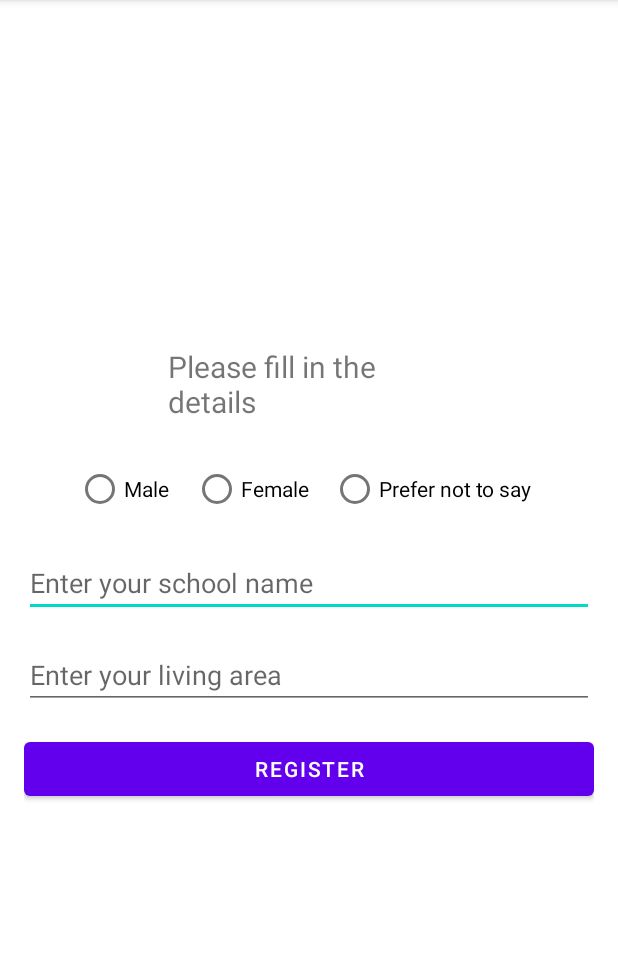
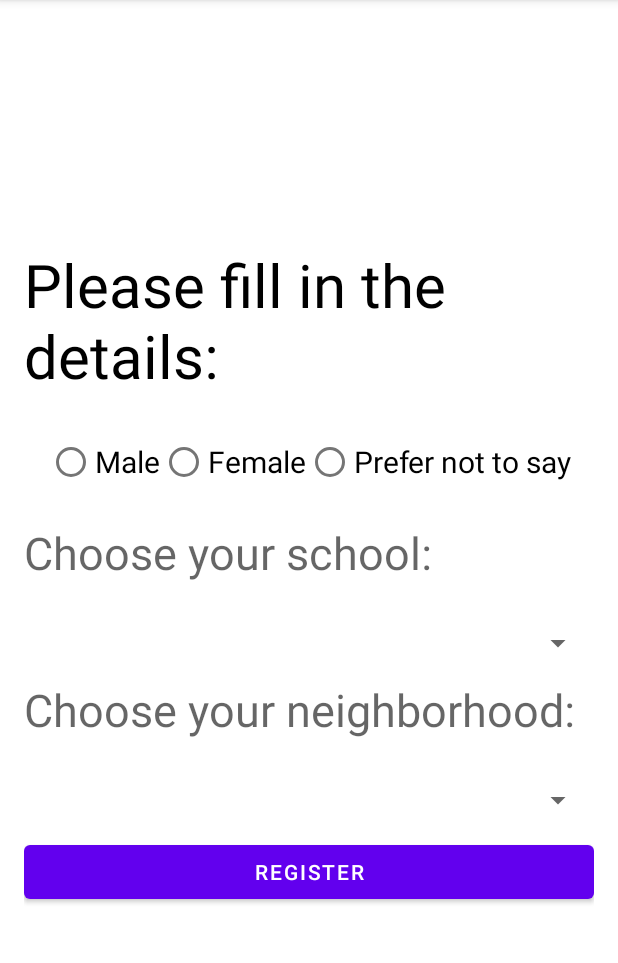
Before and after one commit to TrazelDev/wpi-project, an Android app: the screen it shows after launch (RegistrationActivity), on a phone screen of 412 x 824 dp, the part 84-1047 px from its top. Run offline under Robolectric (Android 15) with nearby library versions, the phone set to English and light mode, and no system bars; libraries missing offline, so code that uses them is left out: io.realm, io.realm.mongodb, org.bson.types.

Commit message:
UserDoc upload and layout changes

```diff
--- a/app/src/main/java/com/example/traffictracker/RegistrationActivity.java
+++ b/app/src/main/java/com/example/traffictracker/RegistrationActivity.java
@@ -1,17 +1,35 @@
 package com.example.traffictracker;
 
+import androidx.annotation.NonNull;
 import androidx.appcompat.app.AppCompatActivity;
 import android.app.AlertDialog;
 import android.content.DialogInterface;
 
 import android.content.Intent;
 import android.content.SharedPreferences;
+import android.content.res.Resources;
 import android.os.Bundle;
+import android.util.Log;
 import android.view.View;
 import android.widget.EditText;
 import android.widget.RadioButton;
 import android.widget.RadioGroup;
+import android.widget.Spinner;
 import android.widget.Toast;
+
+import org.bson.types.ObjectId;
+
+import java.util.concurrent.ExecutorService;
+import java.util.concurrent.Executors;
+import java.util.concurrent.FutureTask;
+
+import io.realm.Realm;
+import io.realm.RealmList;
+import io.realm.mongodb.App;
+import io.realm.mongodb.AppConfiguration;
+import io.realm.mongodb.Credentials;
+import io.realm.mongodb.User;
+import io.realm.mongodb.sync.SyncConfiguration;
 
 public class RegistrationActivity extends AppCompatActivity {
 
@@ -22,18 +40,20 @@ public class RegistrationActivity extends AppCompatActivity {
 
     private static final String LIVING_AREA_ = "livingArea";
     private RadioGroup radioGroupGender;
-    private EditText editTextSchool, editTextLivingArea;
+    private Spinner schools, neighborhoods;
+    private App app;
+
     @Override
     protected void onCreate(Bundle savedInstanceState) {
         super.onCreate(savedInstanceState);
         setContentView(R.layout.activity_registration);
         radioGroupGender = findViewById(R.id.radioGroupGender);
-        editTextSchool = findViewById(R.id.editTextSchool);
-        editTextLivingArea = findViewById(R.id.editTextLivingArea);
+        schools = findViewById(R.id.school_list);
+        neighborhoods = findViewById(R.id.neighbor_list);
         load_Data();
         //checks if all the registration data isn't at its default value
-        if((radioGroupGender.getCheckedRadioButtonId() != -1) && !(editTextSchool.getText().toString().equals(""))
-                && !(editTextLivingArea.getText().toString().equals("")))
+        if((radioGroupGender.getCheckedRadioButtonId() != -1) && !(schools.getSelectedItemPosition() == Spinner.INVALID_POSITION)
+                && !(neighborhoods.getSelectedItemPosition() == Spinner.INVALID_POSITION))
         {
             Intent intent = new Intent(RegistrationActivity.this, MainActivity.class);
             startActivity(intent);
@@ -54,18 +74,47 @@ public class RegistrationActivity extends AppCompatActivity {
 
         SharedPreferences.Editor editor = sp.edit();
         editor.putInt(GENDER_INDEX_,radioGroupGender.indexOfChild(findViewById(radioGroupGender.getCheckedRadioButtonId())));
-        editor.putString(SCHOOL_, editTextSchool.getText().toString());
-        editor.putString(LIVING_AREA_, editTextLivingArea.getText().toString());
-        editor.commit();
+        editor.putInt(SCHOOL_, schools.getSelectedItemPosition());
+        editor.putInt(LIVING_AREA_, neighborhoods.getSelectedItemPosition());
+        editor.apply();
+
+
+        //database stuff
+        connectToRealm();
+        Realm realm = Realm.getDefaultInstance();
+
+        try (realm) {
+            realm.beginTransaction();
+
+            UserDoc userDoc = new UserDoc();
+            userDoc.set_id(ObjectId.get());
+            String gender = ((RadioButton)(findViewById(radioGroupGender.getCheckedRadioButtonId()))).getText().toString();
+            userDoc.setGender(gender);
+
+            Resources res = getResources();
+            String[] schoolArr = res.getStringArray(R.array.schools);
+            userDoc.setSchool(schoolArr[schools.getSelectedItemPosition()]);
+
+            String[] neighborArr = res.getStringArray(R.array.neighborhoods);
+            userDoc.setNeighborhood(neighborArr[neighborhoods.getSelectedItemPosition()]);
+
+            realm.insert(userDoc);
+            realm.commitTransaction();
+
+        } catch (Exception e) {
+            Log.e("SHIT", "Couldn't save user: \n" + e);
+            realm.cancelTransaction();
+        }
+        finally {
+            realm.close();
+        }
 
         // User input is valid, so show a pop-up window with a success message and a button to proceed to the main activity
         AlertDialog.Builder builder = new AlertDialog.Builder(this);
         builder.setMessage("Registration successful!")
-                .setPositiveButton("OK", new DialogInterface.OnClickListener() {
-                    public void onClick(DialogInterface dialog, int id) {
-                        Intent intent = new Intent(RegistrationActivity.this, MainActivity.class);
-                        startActivity(intent);
-                    }
+                .setPositiveButton("OK", (dialog, id) -> {
+                    Intent intent = new Intent(RegistrationActivity.this, MainActivity.class);
+                    startActivity(intent);
                 });
         AlertDialog dialog = builder.create();
         dialog.show();
@@ -77,8 +126,51 @@ public class RegistrationActivity extends AppCompatActivity {
         if(genderIndex != -1)
             ((RadioButton)radioGroupGender.getChildAt(genderIndex)).setChecked(true);
 
-        editTextSchool.setText(sp.getString(SCHOOL_, null));
-        editTextLivingArea.setText(sp.getString(LIVING_AREA_, null));
+        schools.setSelection(sp.getInt(SCHOOL_, Spinner.INVALID_POSITION));
+        neighborhoods.setSelection(sp.getInt(LIVING_AREA_, Spinner.INVALID_POSITION));
+    }
+
+    private void connectToRealm() {
+
+        Realm.init(this);
+        String appID = "realmsyncapp-flfge";
+        app = new App(new AppConfiguration.Builder(appID)
+                .build());
+
+        Credentials credentials = Credentials.anonymous();
+        app.loginAsync(credentials, result -> {
+            if (result.isSuccess()) {
+                Log.v("QUICKSTART", "Successfully authenticated anonymously.");
+                User user = result.get();
+                SyncConfiguration config = new SyncConfiguration.Builder(
+                        user)
+                        .schemaVersion(3)
+                        .modules(new newRealmModule())
+                        .build();
+                Realm.getInstanceAsync(config, new Realm.Callback() {
+                    @Override
+                    public void onSuccess(@NonNull Realm realm) {
+                        Log.v("TEST", "Successfully opened a realm.");
+                        Log.v("Realm", "Realm Path: " + realm.getPath());
+
+                    }
+
+                });
+                FutureTask<String> task = new FutureTask<>(new MainActivity.BackgroundQuickStart(app.currentUser()), "test");
+                ExecutorService executorService = Executors.newFixedThreadPool(2);
+                executorService.execute(task);
+                Realm.setDefaultConfiguration(config);
+                Log.v("Realm", "Realm Schema: " + Realm.getDefaultInstance().getSchema());
+
+
+
+            }
+
+            else {
+                Log.e("EXAMPLE", "Failed to log in: " + result.getError().getErrorMessage());
+            }
+        });
+
     }
 
 }
--- a/app/src/main/res/layout/activity_registration.xml
+++ b/app/src/main/res/layout/activity_registration.xml
@@ -15,11 +15,12 @@
 
     <TextView
         android:id="@+id/textViewDetails"
-        android:layout_width="188dp"
-        android:layout_height="55dp"
-        android:layout_marginBottom="16dp"
-        android:text="Please fill in the details"
-        android:textSize="20sp"
+        android:layout_width="wrap_content"
+        android:layout_height="wrap_content"
+        android:layout_marginBottom="20dp"
+        android:text="Please fill in the details:"
+        android:textSize="40sp"
+        android:textColor="@color/black"
         />
 
     <RadioGroup
@@ -31,39 +32,59 @@
 
         <RadioButton
             android:id="@+id/radioButtonMale"
-            android:layout_width="78dp"
+            android:layout_width="wrap_content"
             android:layout_height="match_parent"
-            android:text="Male" />
+            android:text="Male"
+            android:textSize="20sp"/>
 
         <RadioButton
             android:id="@+id/radioButtonFemale"
-            android:layout_width="92dp"
+            android:layout_width="wrap_content"
             android:layout_height="match_parent"
-            android:text="Female" />
+            android:text="Female"
+            android:textSize="20sp"/>
 
         <RadioButton
             android:id="@+id/radioButtonNotSay"
-            android:layout_width="140dp"
+            android:layout_width="wrap_content"
             android:layout_height="match_parent"
-            android:text="Prefer not to say" />
+            android:text="Prefer not to say"
+            android:textSize="20sp"/>
 
     </RadioGroup>
 
-    <!-- School input field -->
-    <EditText
-        android:id="@+id/editTextSchool"
+    <!-- School text -->
+    <TextView
+        android:id="@+id/school_text"
         android:layout_width="match_parent"
         android:layout_height="wrap_content"
-        android:hint="Enter your school name"
-        android:layout_marginBottom="16dp"/>
+        android:hint="@string/school_string"
+        android:layout_marginBottom="16dp"
+        android:textSize="30sp"/>
 
-    <!-- Living area input field -->
-    <EditText
-        android:id="@+id/editTextLivingArea"
+    <!-- School dropdown menu -->
+    <Spinner
+        android:id="@+id/school_list"
+        android:layout_width="match_parent"
+        android:layout_height="48dp"
+        />
+
+    <!-- School text -->
+    <TextView
+        android:id="@+id/neighbor_text"
         android:layout_width="match_parent"
         android:layout_height="wrap_content"
-        android:hint="Enter your living area"
-        android:layout_marginBottom="16dp"/>
+        android:hint="@string/neighbor_string"
+        android:layout_marginBottom="16dp"
+        android:textSize="30sp"/>
+
+    <!-- Neighborhood dropdown menu -->
+    <Spinner
+        android:id="@+id/neighbor_list"
+        android:layout_width="match_parent"
+        android:layout_height="48dp"
+
+        />
 
     <!-- Register button -->
     <Button
--- a/app/src/main/res/values/strings.xml
+++ b/app/src/main/res/values/strings.xml
@@ -1,3 +1,17 @@
 <resources>
     <string name="app_name">Traffic Tracker</string>
+    <string name="school_string">Choose your school: </string>
+    <string name="neighbor_string">Choose your neighborhood:</string>
+    <string-array name="schools">
+        <item>Ort Kramim</item>
+        <item>Ort Psagot</item>
+    </string-array>
+    <string-array name="neighborhoods">
+        <item>Rabin</item>
+        <item>Giv'at Ram</item>
+        <item>Makosh</item>
+        <item>Ma'aravit</item>
+        <item>Dromit</item>
+        <item>HaGalil</item>
+    </string-array>
 </resources>
```
Also changed, not shown: app/src/main/java/com/example/traffictracker/MainActivity.java (+1 -21 lines), app/src/main/java/com/example/traffictracker/UserDoc.java (+17 -14 lines).
